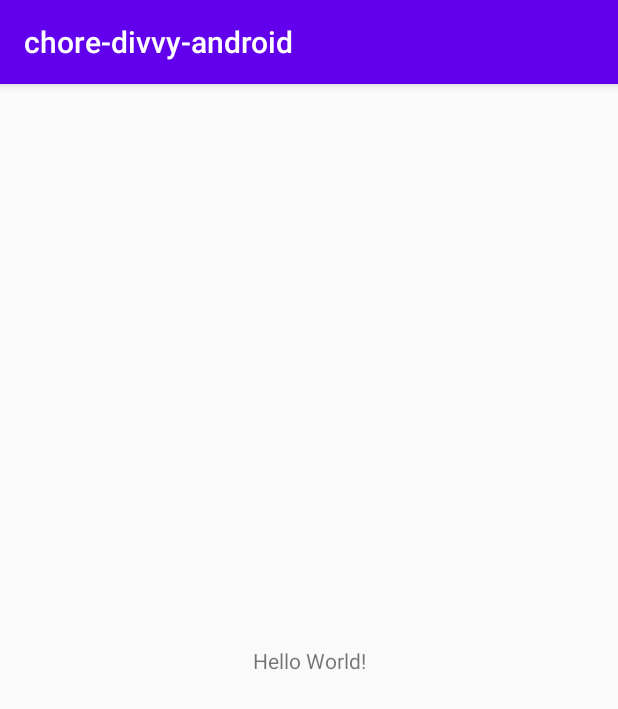
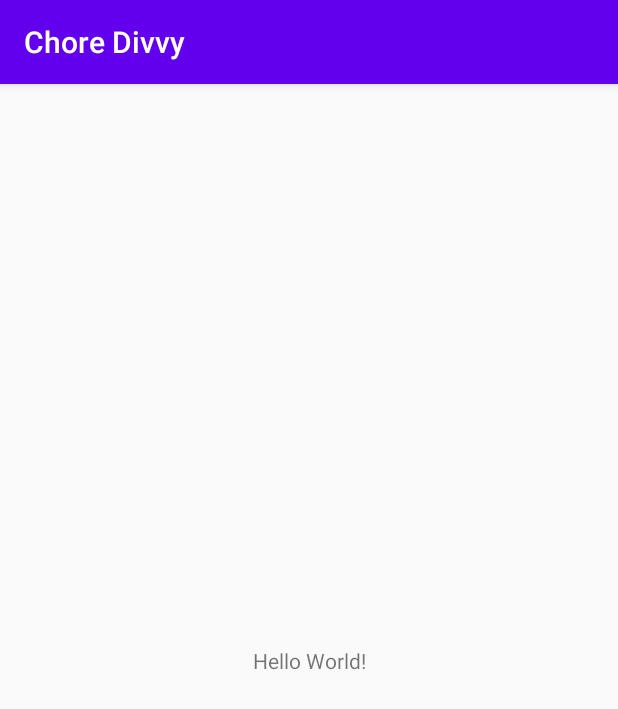
Before and after one commit to Doug2D2/chore-divvy-android, an Android app: the screen it shows after launch (MainActivity), on a phone screen of 412 x 824 dp. Shown: the top 709 px of the screen. Run offline under Robolectric (Android 15) with nearby library versions, the phone set to English and light mode, and no system bars; our stand-ins replace Timber.

Commit message:
Updated app_name and added timber logging

```diff
--- a/app/build.gradle
+++ b/app/build.gradle
@@ -34,4 +34,5 @@ dependencies {
     testImplementation 'junit:junit:4.12'
     androidTestImplementation 'androidx.test.ext:junit:1.1.1'
     androidTestImplementation 'androidx.test.espresso:espresso-core:3.2.0'
+    implementation 'com.jakewharton.timber:timber:4.7.1'
 }
--- a/app/src/main/AndroidManifest.xml
+++ b/app/src/main/AndroidManifest.xml
@@ -3,6 +3,7 @@
     package="com.doug2d2.chore_divvy_android">
 
     <application
+        android:name=".ChoreDivvyApplication"
         android:allowBackup="true"
         android:icon="@mipmap/ic_launcher"
         android:label="@string/app_name"
--- /dev/null
+++ b/app/src/main/java/com/doug2d2/chore_divvy_android/ChoreDivvyApplication.kt
@@ -0,0 +1,11 @@
+package com.doug2d2.chore_divvy_android
+
+import android.app.Application
+import timber.log.Timber
+
+class ChoreDivvyApplication: Application() {
+    override fun onCreate() {
+        super.onCreate()
+        Timber.plant(Timber.DebugTree())
+    }
+}
--- a/app/src/main/java/com/doug2d2/chore_divvy_android/MainActivity.kt
+++ b/app/src/main/java/com/doug2d2/chore_divvy_android/MainActivity.kt
@@ -2,11 +2,13 @@ package com.doug2d2.chore_divvy_android
 
 import androidx.appcompat.app.AppCompatActivity
 import android.os.Bundle
+import timber.log.Timber
 
 class MainActivity : AppCompatActivity() {
 
     override fun onCreate(savedInstanceState: Bundle?) {
         super.onCreate(savedInstanceState)
+        Timber.i("onCreate")
         setContentView(R.layout.activity_main)
     }
 }
--- a/app/src/main/res/values/strings.xml
+++ b/app/src/main/res/values/strings.xml
@@ -1,3 +1,3 @@
 <resources>
-    <string name="app_name">chore-divvy-android</string>
+    <string name="app_name">Chore Divvy</string>
 </resources>
```
